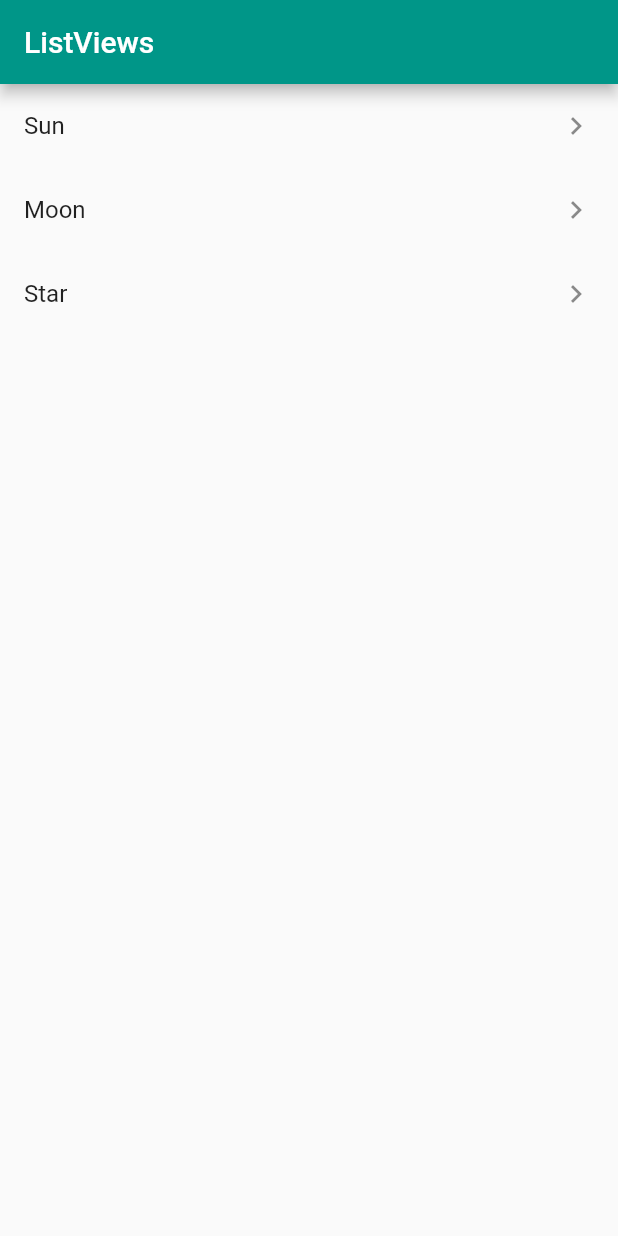
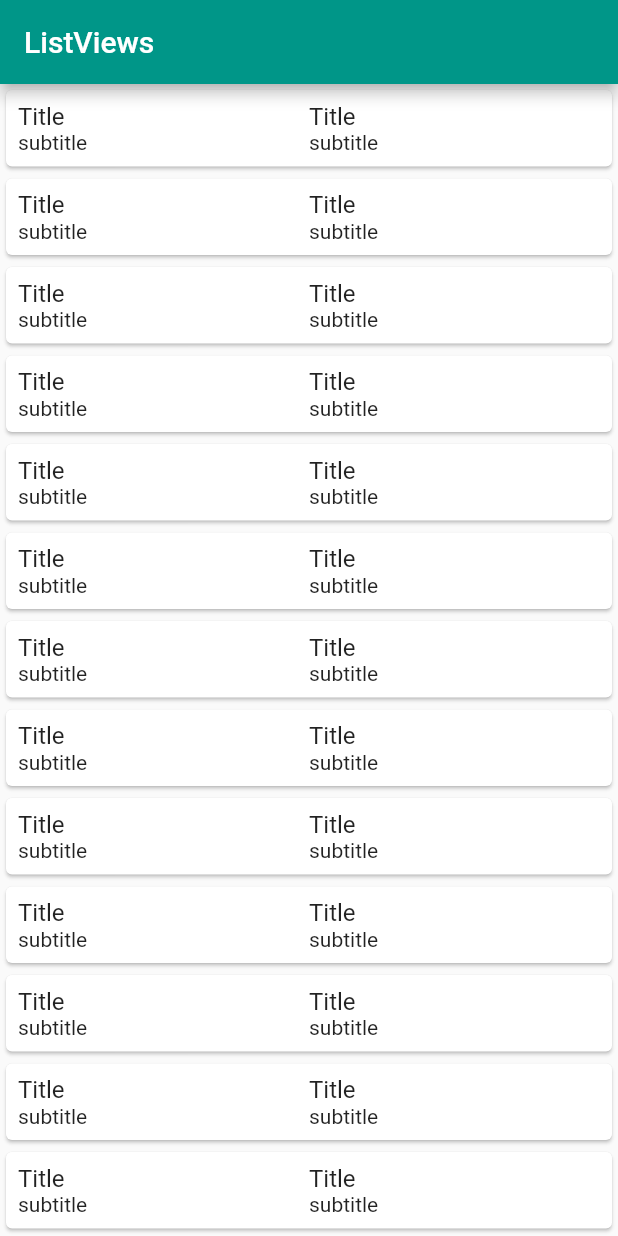
Before and after one commit to after-six/list-view-wonwoo, a Flutter app: the screen it shows after launch, on a phone screen of 412 x 824 dp. Run offline on Flutter 3.47's test engine with Material 2 defaults, Android fonts, the phone set to English and light mode, and no system bars.

Commit message:
Touch detection

```diff
--- a/lib/main.dart
+++ b/lib/main.dart
@@ -28,29 +28,35 @@ class BodyLayout extends StatelessWidget {
 
 // replace this function with the code in the examples
 Widget _myListView(BuildContext context) {
-  return ListView(
-    children: <Widget>[
-      ListTile(
-        title: Text('Sun'),
-        trailing: Icon(Icons.keyboard_arrow_right),
-        onTap: () {
-          print('Sun');
-        },
-      ),
-      ListTile(
-        title: Text('Moon'),
-        trailing: Icon(Icons.keyboard_arrow_right),
-        onTap: () {
-          print('Moon');
-        },
-      ),
-      ListTile(
-        title: Text('Star'),
-        trailing: Icon(Icons.keyboard_arrow_right),
-        onTap: () {
-          print('Star');
-        },
-      ),
-    ],
+  Widget column = Expanded(
+    child: Column(
+      // align the text to the left instead of centered
+      crossAxisAlignment: CrossAxisAlignment.start,
+      children: <Widget>[
+        Text('Title', style: TextStyle(fontSize: 16),),
+        Text('subtitle'),
+      ],
+    ),
+  );
+
+  return ListView.builder(
+    itemBuilder: (context, index) {
+      return Card(
+        child: InkWell(
+          onTap: () {
+            print('tapped');
+          },
+          child: Padding(
+            padding: const EdgeInsets.all(8.0),
+            child: Row(
+              children: <Widget>[
+                column,
+                column,
+              ],
+            ),
+          ),
+        ),
+      );
+    },
   );
 }
```
